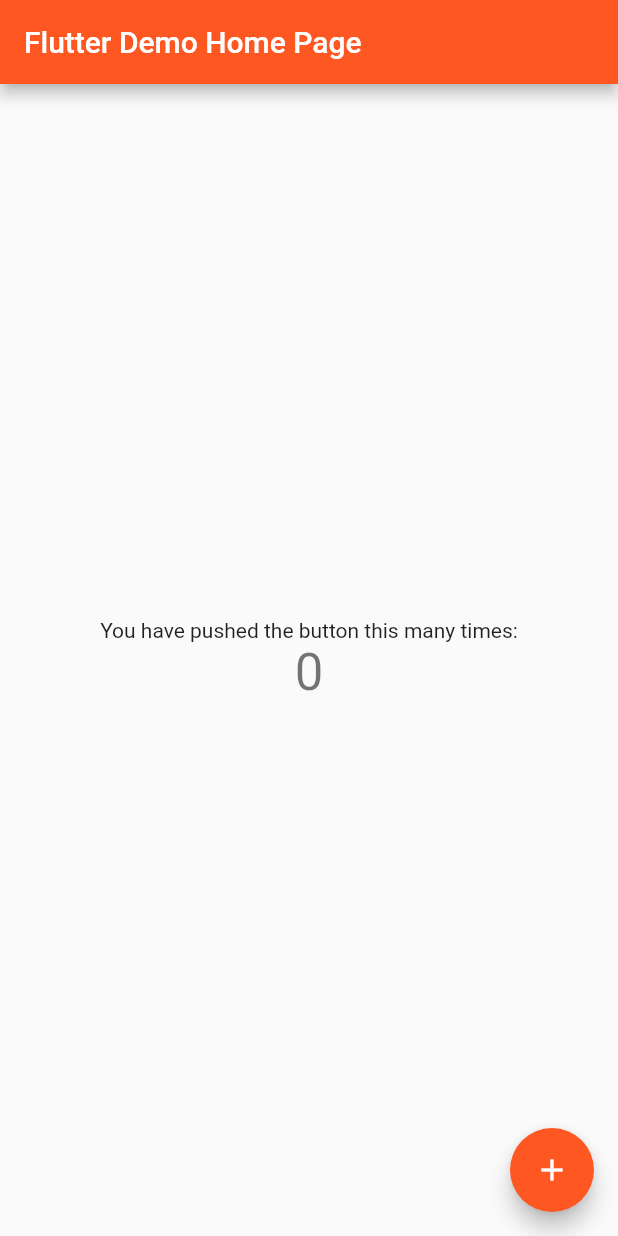
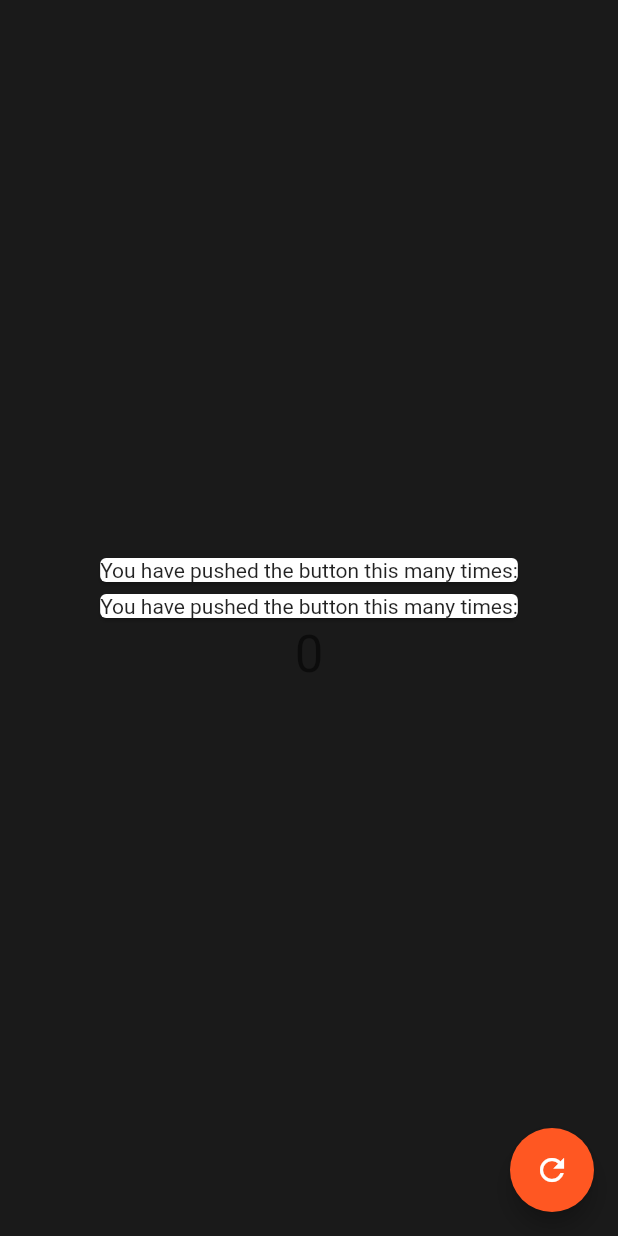
Before and after one commit to Asuryu/AMOV2, a Flutter app: the screen it shows after launch, on a phone screen of 412 x 824 dp. Run offline on Flutter 3.47's test engine with Material 2 defaults, Android fonts, the phone set to English and light mode, and no system bars; our stand-ins replace camera, location, shared_preferences.

```diff
--- a/cantinaisec/lib/main.dart
+++ b/cantinaisec/lib/main.dart
@@ -1,4 +1,8 @@
 import 'package:flutter/material.dart';
+import 'package:camera/camera.dart';
+import 'package:shared_preferences/shared_preferences.dart';
+import 'package:location/location.dart';
+import 'dart:convert';
 
 void main() {
   runApp(const MyApp());
@@ -13,6 +17,7 @@ class MyApp extends StatelessWidget {
       title: 'Flutter Demo',
       theme: ThemeData(
         primarySwatch: Colors.deepOrange,
+        backgroundColor: Colors.black,
       ),
       home: const MyHomePage(title: 'Flutter Demo Home Page'),
       debugShowCheckedModeBanner: false,
@@ -34,51 +39,40 @@ class _MyHomePageState extends State<MyHomePage> {
 
   void _incrementCounter() {
     setState(() {
-      // This call to setState tells the Flutter framework that something has
-      // changed in this State, which causes it to rerun the build method below
-      // so that the display can reflect the updated values. If we changed
-      // _counter without calling setState(), then the build method would not be
-      // called again, and so nothing would appear to happen.
       _counter++;
     });
   }
 
   @override
   Widget build(BuildContext context) {
-    // This method is rerun every time setState is called, for instance as done
-    // by the _incrementCounter method above.
-    //
-    // The Flutter framework has been optimized to make rerunning build methods
-    // fast, so that you can just rebuild anything that needs updating rather
-    // than having to individually change instances of widgets.
     return Scaffold(
-      appBar: AppBar(
-        // Here we take the value from the MyHomePage object that was created by
-        // the App.build method, and use it to set our appbar title.
-        title: Text(widget.title),
+      floatingActionButton: FloatingActionButton(
+        onPressed: _incrementCounter,
+        tooltip: 'Increment',
+        child: const Icon(Icons.refresh),
       ),
       body: Center(
-        // Center is a layout widget. It takes a single child and positions it
-        // in the middle of the parent.
         child: Column(
           mainAxisAlignment: MainAxisAlignment.center,
           children: <Widget>[
-            const Text(
-              'You have pushed the button this many times:',
+            const Card(
+              child: Text(
+                'You have pushed the button this many times:',
+              ),
+            ),
+            const Card(
+              child: Text(
+                'You have pushed the button this many times:',
+              ),
             ),
             Text(
               '$_counter',
               style: Theme.of(context).textTheme.headline4,
             ),
-
           ],
         ),
       ),
-      floatingActionButton: FloatingActionButton(
-        onPressed: _incrementCounter,
-        tooltip: 'Increment',
-        child: const Icon(Icons.add),
-      ), // This trailing comma makes auto-formatting nicer for build methods.
+      backgroundColor: const Color.fromARGB(255, 26, 26, 26),
     );
   }
 }
--- a/cantinaisec/pubspec.yaml
+++ b/cantinaisec/pubspec.yaml
@@ -36,6 +36,9 @@ dependencies:
   # The following adds the Cupertino Icons font to your application.
   # Use with the CupertinoIcons class for iOS style icons.
   cupertino_icons: ^1.0.2
+  shared_preferences: ^2.0.15
+  camera: ^0.10.1
+  location: ^4.4.0
 
 dev_dependencies:
   flutter_test:
```
Also changed, not shown: cantinaisec/pubspec.lock, 1 other file.
